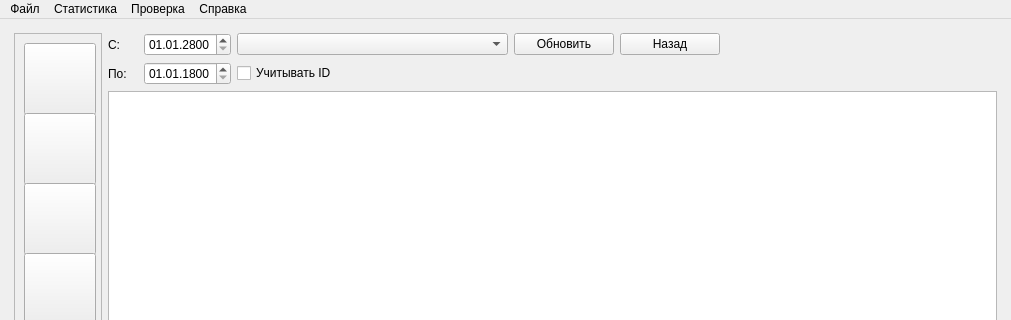
First picture: the form in QFootballStat/src/MainWindow.ui, repository Sova777/analyzeresults, before the edit; both pictures show x 0 to 1011 and y 0 to 320 of the 1011 by 656 pixel window.
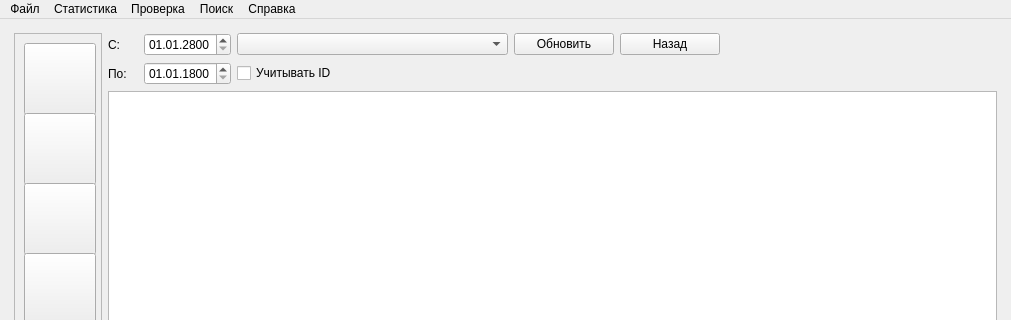
Second picture: the form after the edit. Icons and pictures are not drawn.

Patch:
```diff
--- a/QFootballStat/src/MainWindow.ui
+++ b/QFootballStat/src/MainWindow.ui
@@ -750,9 +750,17 @@
     <addaction name="actionVerifyAttendance"/>
     <addaction name="actionVerifyPlayers2"/>
    </widget>
+   <widget class="QMenu" name="menu_10">
+    <property name="title">
+     <string>Поиск</string>
+    </property>
+    <addaction name="actionFindPlayer"/>
+    <addaction name="actionFindCoach"/>
+   </widget>
    <addaction name="menuFile"/>
    <addaction name="menu"/>
    <addaction name="menu_9"/>
+   <addaction name="menu_10"/>
    <addaction name="menu_2"/>
   </widget>
   <widget class="QStatusBar" name="statusbar"/>
```
Left out of the diff: 20 changed lines with no effect on the pictures.
